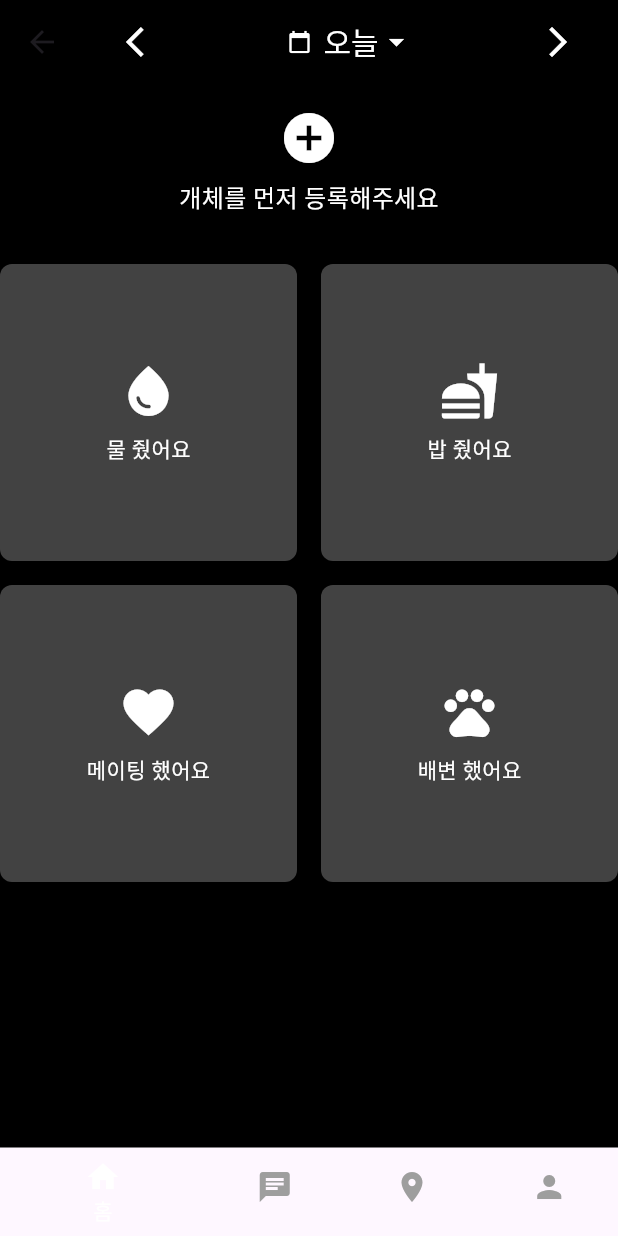
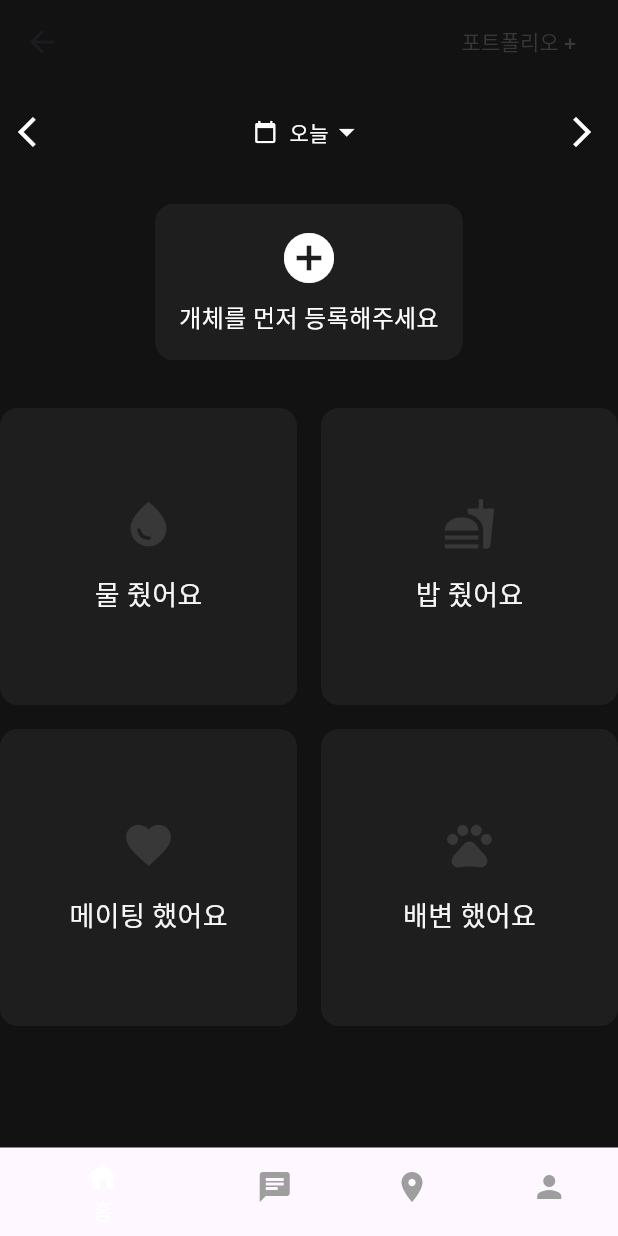
Before and after one commit to oobinkim/rep_f_Flutter, a Flutter app: the HomeView screen opened by its route, on a phone screen of 412 x 824 dp. Run offline on Flutter 3.47's test engine with Material 3 defaults, Android fonts, the phone set to English and light mode, and no system bars; our stand-ins replace cloud_firestore, firebase_auth, firebase_core; accounts and stored records are empty; Roboto replaces fonts that are missing (Pretendard); project files that could hold a hidden picture were left out.

Commit message:
grid button 컴포넌트화

```diff
--- a/lib/views/home_view/home_view.dart
+++ b/lib/views/home_view/home_view.dart
@@ -1,34 +1,63 @@
 import 'package:flutter/material.dart';
+import '../../share/app_color.dart';
+import '../../widgets/grid_button.dart';
 
 class HomeView extends StatelessWidget {
   @override
   Widget build(BuildContext context) {
     return Scaffold(
-      backgroundColor: Colors.black, // 배경색
+      backgroundColor: AppColors.black, // 배경색
       appBar: AppBar(
-        backgroundColor: Colors.black,
+        backgroundColor: AppColors.black,
         elevation: 0,
         title: Row(
+          mainAxisAlignment: MainAxisAlignment.end,
+          children: [
+            TextButton(
+              onPressed: () {
+                print("포트폴리오 버튼 눌림");
+              },
+              child: Text(
+                "포트폴리오 +",
+                style: TextStyle(
+                  color: AppColors.lightGray,
+                  fontWeight: FontWeight.w500,
+                ),
+              ),
+            ),
+          ],
+        ),
+      ),
+      body: Column(
+        crossAxisAlignment: CrossAxisAlignment.center,
+        children: [
+          // 이전, 오늘, 다음 버튼 영역
+          Padding(
+            padding: const EdgeInsets.symmetric(vertical: 8.0),
+            child: Row(
               mainAxisAlignment: MainAxisAlignment.spaceBetween,
               children: [
                 IconButton(
                   icon: Icon(Icons.arrow_back_ios, color: Colors.white),
                   onPressed: () {
-                // 이전 버튼 동작
+                    print("이전 버튼 눌림");
                   },
                 ),
                 GestureDetector(
                   onTap: () {
-                // "오늘" 드롭다운 누를 시 동작
                     print("오늘 드롭다운 눌림");
                   },
                   child: Row(
+                    mainAxisAlignment: MainAxisAlignment.center,
                     children: [
                       Icon(Icons.calendar_today, color: Colors.white, size: 16),
                       SizedBox(width: 8),
                       Text(
                         "오늘",
-                    style: TextStyle(color: Colors.white, fontWeight: FontWeight.w500),
+                        style: TextStyle(
+                          color: Colors.white,
+                          fontWeight: FontWeight.w500,
+                        ),
                       ),
                       Icon(Icons.arrow_drop_down, color: Colors.white),
                     ],
@@ -37,20 +66,23 @@ class HomeView extends StatelessWidget {
                 IconButton(
                   icon: Icon(Icons.arrow_forward_ios, color: Colors.white),
                   onPressed: () {
-                // 다음 버튼 동작
+                    print("다음 버튼 눌림");
                   },
                 ),
               ],
             ),
           ),
-      body: Column(
-        crossAxisAlignment: CrossAxisAlignment.center,
-        children: [
           SizedBox(height: 16),
           GestureDetector(
             onTap: () {
-              // 개체 등록 버튼 동작
+              print("개체 등록 버튼 눌림");
             },
+            child: Container(
+              padding: EdgeInsets.all(16), // 내부 여백
+              decoration: BoxDecoration(
+                color:AppColors.darkGray, // 배경색 지정
+                borderRadius: BorderRadius.circular(12), // 둥근 모서리
+              ),
               child: Column(
                 children: [
                   Icon(Icons.add_circle, color: Colors.white, size: 40),
@@ -62,18 +94,41 @@ class HomeView extends StatelessWidget {
                 ],
               ),
             ),
+          ),
           SizedBox(height: 32),
-          GridView.count(
+          Expanded(
+            child: GridView.count(
               shrinkWrap: true,
               crossAxisCount: 2,
               mainAxisSpacing: 16,
               crossAxisSpacing: 16,
               children: [
-              _buildActionButton(Icons.water_drop, "물 줬어요"),
-              _buildActionButton(Icons.fastfood, "밥 줬어요"),
-              _buildActionButton(Icons.favorite, "메이팅 했어요"),
-              _buildActionButton(Icons.pets, "배변 했어요"),
+                GridButton(
+                  label: "물 줬어요",
+                  icon: Icons.water_drop,
+                  isSelected: false,
+                  onTap: () => print("물 줬어요 버튼 눌림"),
+                ),
+                GridButton(
+                  label: "밥 줬어요",
+                  icon: Icons.fastfood,
+                  isSelected: false,
+                  onTap: () => print("밥 줬어요 버튼 눌림"),
+                ),
+                GridButton(
+                  label: "메이팅 했어요",
+                  icon: Icons.favorite,
+                  isSelected: false,
+                  onTap: () => print("메이팅 했어요 버튼 눌림"),
+                ),
+                GridButton(
+                  label: "배변 했어요",
+                  icon: Icons.pets,
+                  isSelected: false,
+                  onTap: () => print("배변 했어요 버튼 눌림"),
+                ),
               ],
+            ),
           ),
         ],
       ),
@@ -102,31 +157,4 @@ class HomeView extends StatelessWidget {
       ),
     );
   }
-
-  // 버튼 빌더 함수
-  Widget _buildActionButton(IconData icon, String label) {
-    return GestureDetector(
-      onTap: () {
-        // 버튼 클릭 동작
-        print("$label 버튼 눌림");
-      },
-      child: Container(
-        decoration: BoxDecoration(
-          color: Colors.grey[800],
-          borderRadius: BorderRadius.circular(8),
-        ),
-        child: Column(
-          mainAxisAlignment: MainAxisAlignment.center,
-          children: [
-            Icon(icon, color: Colors.white, size: 40),
-            SizedBox(height: 8),
-            Text(
-              label,
-              style: TextStyle(color: Colors.white, fontSize: 14),
-            ),
-          ],
-        ),
-      ),
-    );
 }
-}
--- /dev/null
+++ b/lib/widgets/grid_button.dart
@@ -0,0 +1,56 @@
+import 'package:flutter/material.dart';
+import '../../share/app_color.dart';
+
+class GridButton extends StatelessWidget {
+  final String label;
+  final IconData icon;
+  final bool isSelected;
+  final VoidCallback onTap;
+
+  const GridButton({
+    Key? key,
+    required this.label,
+    required this.icon,
+    required this.isSelected,
+    required this.onTap,
+  }) : super(key: key);
+
+  @override
+  Widget build(BuildContext context) {
+    return Expanded(
+      child: GestureDetector(
+        onTap: onTap,
+        child: Container(
+          height: 180,
+          decoration: BoxDecoration(
+            color: isSelected ? AppColors.purposeButtonGrey : AppColors.darkGray,
+            borderRadius: BorderRadius.circular(12),
+            border: Border.all(
+              color: isSelected ? AppColors.lightGreen : Colors.transparent,
+              width: 2,
+            ),
+          ),
+          child: Column(
+            mainAxisAlignment: MainAxisAlignment.center,
+            children: [
+              Icon(
+                icon,
+                size: 36,
+                color: AppColors.lightGray,
+              ),
+              SizedBox(height: 16),
+              Text(
+                label,
+                style: TextStyle(
+                  fontSize: 18,
+                  fontWeight: FontWeight.w500,
+                  color: AppColors.white,
+                ),
+              ),
+            ],
+          ),
+        ),
+      ),
+    );
+  }
+}
```
Also changed, not shown: lib/views/profile_view/profile_view+purpose.dart (+19 -50 lines). Lines whose indentation alone changed are shown as unchanged.
